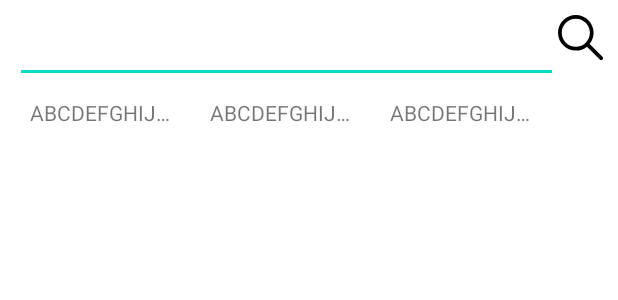
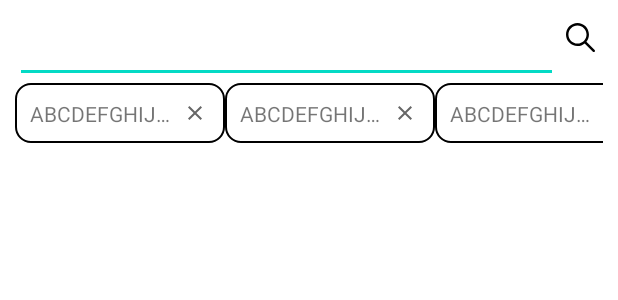
Before and after one commit to galmaegi/ItBook, an Android app: the layout fragment_search.xml on its own in the app's theme, with its tools: preview values and no code run, on a phone screen of 412 x 824 dp. Shown: the top 300 px of the screen. Run offline under Robolectric (Android 15) with nearby library versions, the phone set to English and light mode, and no system bars; network calls fail.

Commit message:
Supplement search history ui

```diff
--- a/app/src/main/java/com/example/sendbirdapp/ui/new/NewFragment.kt
+++ b/app/src/main/java/com/example/sendbirdapp/ui/new/NewFragment.kt
@@ -9,6 +9,7 @@ import androidx.fragment.app.Fragment
 import androidx.lifecycle.ViewModelProvider
 import androidx.recyclerview.widget.DividerItemDecoration
 import androidx.recyclerview.widget.LinearLayoutManager
+import com.example.sendbirdapp.common.SEARCH_SPACE_DECORATION
 import com.example.sendbirdapp.common.VerticalSpaceItemDecoration
 import com.example.sendbirdapp.databinding.FragmentNewBinding
 import kotlinx.coroutines.CoroutineScope
@@ -41,7 +42,7 @@ class NewFragment : Fragment() {
         val layoutManager = LinearLayoutManager(context)
         binding.list.layoutManager = layoutManager
         binding.list.addItemDecoration(DividerItemDecoration(context, layoutManager.orientation))
-        binding.list.addItemDecoration(VerticalSpaceItemDecoration.DEFAULT_DECORATION)
+        binding.list.addItemDecoration(SEARCH_SPACE_DECORATION)
 
         newViewModel.newItemList.observe(viewLifecycleOwner, {
             adapter.submitList(it)
--- a/app/src/main/java/com/example/sendbirdapp/ui/search/SearchFragment.kt
+++ b/app/src/main/java/com/example/sendbirdapp/ui/search/SearchFragment.kt
@@ -11,6 +11,8 @@ import androidx.lifecycle.ViewModelProvider
 import androidx.recyclerview.widget.DividerItemDecoration
 import androidx.recyclerview.widget.LinearLayoutManager
 import androidx.recyclerview.widget.RecyclerView
+import com.example.sendbirdapp.common.HISTORY_SPACE_DECORATION
+import com.example.sendbirdapp.common.SEARCH_SPACE_DECORATION
 import com.example.sendbirdapp.common.VerticalSpaceItemDecoration
 import com.example.sendbirdapp.databinding.FragmentSearchBinding
 import kotlinx.coroutines.*
@@ -46,7 +48,7 @@ class SearchFragment : Fragment() {
                 searchLayoutManager.orientation
             )
         )
-        binding.searchList.addItemDecoration(VerticalSpaceItemDecoration.DEFAULT_DECORATION)
+        binding.searchList.addItemDecoration(SEARCH_SPACE_DECORATION)
 
         val historyListAdapter = HistoryListAdapter(searchViewModel)
         binding.historyList.adapter = historyListAdapter
@@ -54,6 +56,7 @@ class SearchFragment : Fragment() {
             orientation = RecyclerView.HORIZONTAL
         }
         binding.historyList.layoutManager = historyLayoutManager
+        binding.historyList.addItemDecoration(HISTORY_SPACE_DECORATION)
 
         binding.searchButton.setOnClickListener {
             onSearchEvent(binding.searchText.text.toString())
--- /dev/null
+++ b/app/src/main/res/drawable/ic_delete_history.xml
@@ -0,0 +1,10 @@
+<vector xmlns:android="http://schemas.android.com/apk/res/android"
+    android:width="24dp"
+    android:height="24dp"
+    android:viewportWidth="24"
+    android:viewportHeight="24"
+    android:tint="?attr/colorControlNormal">
+  <path
+      android:fillColor="@android:color/white"
+      android:pathData="M19,6.41L17.59,5 12,10.59 6.41,5 5,6.41 10.59,12 5,17.59 6.41,19 12,13.41 17.59,19 19,17.59 13.41,12z"/>
+</vector>
--- /dev/null
+++ b/app/src/main/res/drawable/item_history_background.xml
@@ -0,0 +1,8 @@
+<?xml version="1.0" encoding="utf-8"?>
+<shape xmlns:android="http://schemas.android.com/apk/res/android"
+    android:shape="rectangle">
+  <corners android:radius="10dp" />
+  <stroke
+      android:width="1dp"
+      android:color="#000" />
+</shape>
--- a/app/src/main/res/layout/fragment_search.xml
+++ b/app/src/main/res/layout/fragment_search.xml
@@ -26,6 +26,7 @@
       android:layout_width="30dp"
       android:layout_height="30dp"
       android:background="@null"
+      android:padding="5dp"
       android:scaleType="fitCenter"
       android:src="@drawable/ic_search"
       app:layout_constraintLeft_toRightOf="@id/search_text"
--- a/app/src/main/res/layout/item_history.xml
+++ b/app/src/main/res/layout/item_history.xml
@@ -4,19 +4,34 @@
     xmlns:tools="http://schemas.android.com/tools"
     android:layout_width="wrap_content"
     android:layout_height="wrap_content"
+    android:background="@drawable/item_history_background"
     android:padding="10dp">
 
   <androidx.appcompat.widget.AppCompatTextView
-      android:id="@+id/history"
-      android:layout_width="100dp"
+      android:id="@+id/history_text"
+      android:layout_width="wrap_content"
       android:layout_height="wrap_content"
       android:ellipsize="end"
+      android:maxWidth="100dp"
       android:maxLines="1"
       android:textAlignment="textStart"
+      app:layout_constrainedWidth="true"
+      app:layout_constraintBottom_toBottomOf="parent"
       app:layout_constraintLeft_toLeftOf="parent"
-      app:layout_constraintRight_toRightOf="parent"
+      app:layout_constraintRight_toLeftOf="@id/delete_button"
       app:layout_constraintTop_toTopOf="parent"
-      app:layout_constraintBottom_toBottomOf="parent"
       tools:text="ABCDEFGHIJKLMNOP" />
 
+  <androidx.appcompat.widget.AppCompatImageView
+      android:id="@+id/delete_button"
+      android:layout_width="20dp"
+      android:layout_height="20dp"
+      android:padding="2dp"
+      android:src="@drawable/ic_delete_history"
+      app:layout_constrainedWidth="true"
+      app:layout_constraintBottom_toBottomOf="parent"
+      app:layout_constraintLeft_toRightOf="@id/history_text"
+      app:layout_constraintRight_toRightOf="parent"
+      app:layout_constraintTop_toTopOf="parent" />
+
 </androidx.constraintlayout.widget.ConstraintLayout>
```
Also changed, not shown: app/src/main/java/com/example/sendbirdapp/common/VerticalSpaceItemDecoration.kt (+13 -2 lines), app/src/main/java/com/example/sendbirdapp/ui/search/HistoryListAdapter.kt (+8 -5 lines), app/src/main/java/com/example/sendbirdapp/ui/search/SearchViewModel.kt (+13 -4 lines).
